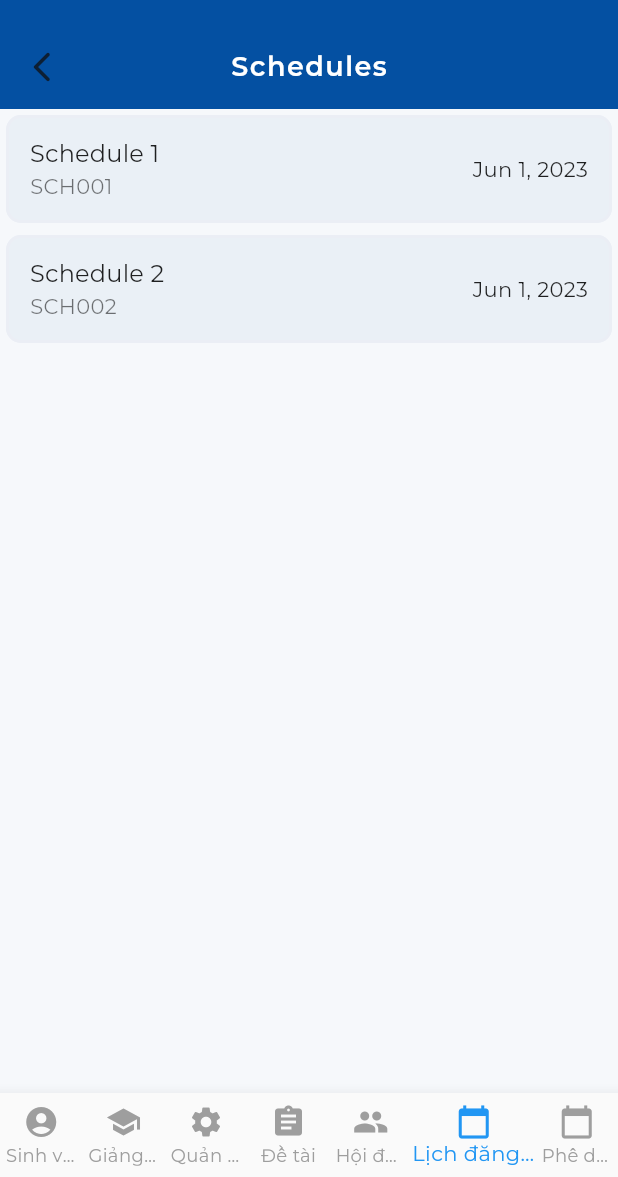
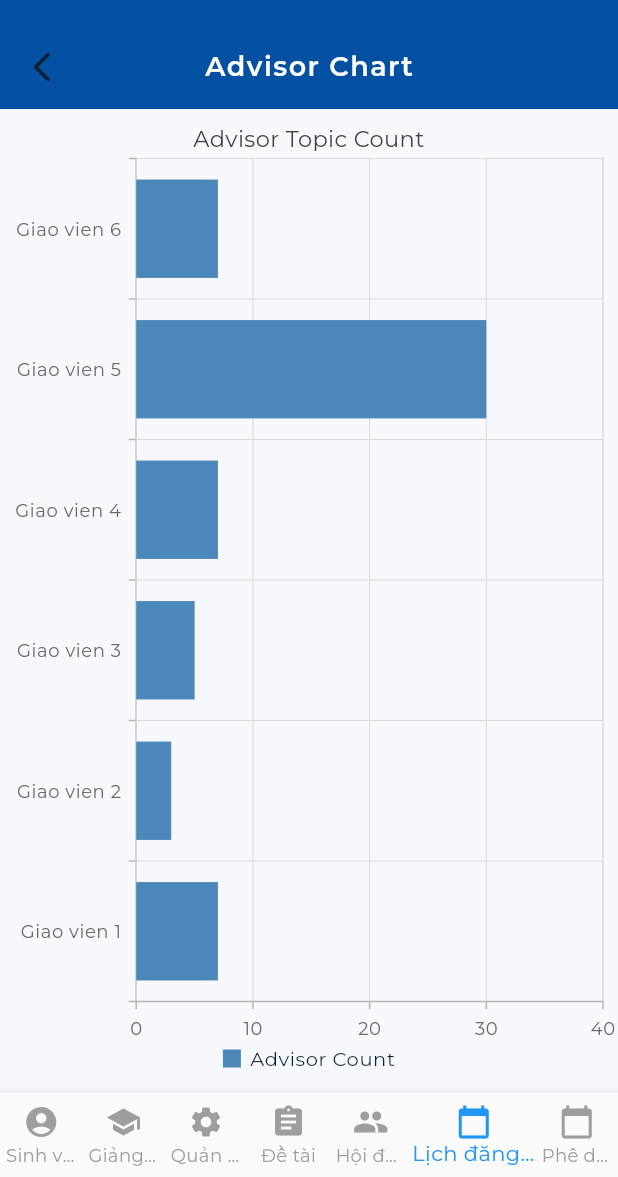
Before and after one commit to hungfq/DDNC, a Flutter app: the HomePage screen opened directly, item 6 of the bottom bar chosen, on a phone screen of 412 x 824 dp, the part 59-1236 px from its top. Run offline on Flutter 3.47's test engine with Material 2 defaults, Android fonts, the phone set to English and light mode, and no system bars; drawn by our look-alikes of pull_to_refresh; our stand-ins replace animated_text_kit, bloc_concurrency, chopper, dropdown_button2, extended_image, firebase_core and 8 more; accounts and stored records are empty; generated files the repository leaves out were written again.

Commit message:
disable linner and add chart

```diff
--- a/analysis_options.yaml
+++ b/analysis_options.yaml
@@ -7,9 +7,9 @@
 
 # The following line activates a set of recommended lints for Flutter apps,
 # packages, and plugins designed to encourage good coding practices.
-include: package:flutter_lints/flutter.yaml
+# include: package:flutter_lints/flutter.yaml
 
-linter:
+# linter:
   # The lint rules applied to this project can be customized in the
   # section below to disable rules from the `package:flutter_lints/flutter.yaml`
   # included above or to enable additional rules. A list of all available lints
@@ -21,7 +21,7 @@ linter:
   # or a specific dart file by using the `// ignore: name_of_lint` and
   # `// ignore_for_file: name_of_lint` syntax on the line or in the file
   # producing the lint.
-  rules:
+  # rules:
     # avoid_print: false  # Uncomment to disable the `avoid_print` rule
     # prefer_single_quotes: true  # Uncomment to enable the `prefer_single_quotes` rule
 
--- a/lib/ui/homepage1.dart
+++ b/lib/ui/homepage1.dart
@@ -6,6 +6,7 @@ import 'package:ddnc_new/ui/pages/my_app.dart';
 import 'package:flutter/material.dart';
 import 'admin_page/user_section/user_list.dart';
 import 'package:ddnc_new/ui/admin_page/user_section/user_model.dart';
+import 'package:syncfusion_flutter_charts/charts.dart';
 
 final List<User> users1 = [
   User(
@@ -227,6 +228,14 @@ List<Map<String, dynamic>> scheduleData = [
     'deadline': DateTime.now().add(Duration(days: 30)),
   },
 ];
+List<Teacher> teachers = [
+  Teacher('Teacher A', 'Topic 1'),
+  Teacher('Teacher B', 'Topic 1'),
+  Teacher('Teacher C', 'Topic 2'),
+  Teacher('Teacher D', 'Topic 3'),
+  Teacher('Teacher E', 'Topic 3'),
+  Teacher('Teacher F', 'Topic 3'),
+];
 
 class HomePage extends StatefulWidget {
   const HomePage({Key? key, required this.title}) : super(key: key);
@@ -246,6 +255,8 @@ class _HomePageState extends State<HomePage> {
     UserList(users: users3),
     TopicList(topics: topics),
     CommitteeListPage(),
+    AdvisorChart(teachers),
+    GenderChart([]),
     ScheduleListPage(schedules: schedules),
     MyApp(),
     UserList(users: users3),
@@ -311,3 +322,142 @@ class _HomePageState extends State<HomePage> {
     );
   }
 }
+
+class Teacher {
+  final String name;
+  final String topic;
+
+  Teacher(this.name, this.topic);
+}
+
+class TopicData {
+  final String topic;
+  final int count;
+
+  TopicData(this.topic, this.count);
+}
+
+class AdvisorChart extends StatelessWidget {
+  final List<Teacher> teachers;
+
+  AdvisorChart(this.teachers);
+
+  @override
+  Widget build(BuildContext context) {
+    List<TopicData> data = _getTopicData(teachers);
+
+    return Scaffold(
+      appBar: AppBar(
+        title: Text('Advisor Chart'),
+      ),
+      body: SfCartesianChart(
+        title: ChartTitle(text: 'Advisor Topic Count'),
+        legend: Legend(isVisible: true),
+        tooltipBehavior: TooltipBehavior(enable: true),
+        primaryXAxis: CategoryAxis(),
+        series: <ChartSeries<TopicData, String>>[
+          BarSeries<TopicData, String>(
+            dataSource: data,
+            xValueMapper: (TopicData data, _) => data.topic,
+            yValueMapper: (TopicData data, _) => data.count,
+            name: 'Advisor Count',
+          )
+        ],
+      ),
+    );
+  }
+
+  List<TopicData> _getTopicData(List<Teacher> teachers) {
+    Map<String, int> data = {};
+    teachers.forEach((teacher) {
+      if (data.containsKey(teacher.topic)) {
+        if (data[teacher.topic] != null) {
+          data[teacher.topic] = data[teacher.topic]! + 1;
+        }
+      } else {
+        data[teacher.topic] = 1;
+      }
+    });
+
+    List<TopicData> topicData = [
+      TopicData('Giao vien 1', 7),
+      TopicData('Giao vien 2', 3),
+      TopicData('Giao vien 3', 5),
+      TopicData('Giao vien 4', 7),
+      TopicData('Giao vien 5', 30),
+      TopicData('Giao vien 6', 7),
+    ];
+    // data.forEach((key, value) {
+    //   topicData.add(TopicData(key, value));
+    // });
+
+    return topicData;
+  }
+}
+
+// import 'package:flutter/material.dart';
+
+class Student {
+  final String name;
+  final String gender;
+
+  Student(this.name, this.gender);
+}
+
+class GenderData {
+  final String gender;
+  final int count;
+
+  GenderData(this.gender, this.count);
+}
+
+class GenderChart extends StatelessWidget {
+  final List<Student> students;
+
+  GenderChart(this.students);
+
+  @override
+  Widget build(BuildContext context) {
+    List<GenderData> data = _getGenderData(students);
+
+    return Scaffold(
+      appBar: AppBar(
+        title: Text('Gender Chart'),
+      ),
+      body: SfCircularChart(
+        legend: Legend(isVisible: true),
+        series: <CircularSeries>[
+          PieSeries<GenderData, String>(
+            dataSource: data,
+            xValueMapper: (GenderData data, _) => data.gender,
+            yValueMapper: (GenderData data, _) => data.count,
+            name: 'Gender',
+            dataLabelSettings: DataLabelSettings(
+                isVisible: true,
+                labelPosition: ChartDataLabelPosition.outside,
+                labelIntersectAction: LabelIntersectAction.none,
+                // format: '{point.y}%'),
+                textStyle: TextStyle(fontSize: 12)),
+          )
+        ],
+      ),
+    );
+  }
+
+  List<GenderData> _getGenderData(List<Student> students) {
+    int maleCount = 0;
+    int femaleCount = 0;
+    // students.forEach((student) {
+    //   if (student.gender == 'Male') {
+    //     maleCount++;
+    //   } else {
+    //     femaleCount++;
+    //   }
+    // });
+    int totalCount = 90 + 60;
+    return [
+      GenderData('Male', (90 * 100) ~/ totalCount),
+      GenderData('Female', (60 * 100) ~/ totalCount)
+    ];
+  }
+}
--- a/pubspec.yaml
+++ b/pubspec.yaml
@@ -54,6 +54,7 @@ dependencies:
   google_fonts:
   dropdown_search: 3.0.1
   dropdown_button2: 1.4.0
+  syncfusion_flutter_charts: ^21.1.41
 
 dev_dependencies:
   flutter_test:
```
Also changed, not shown: pubspec.lock.
